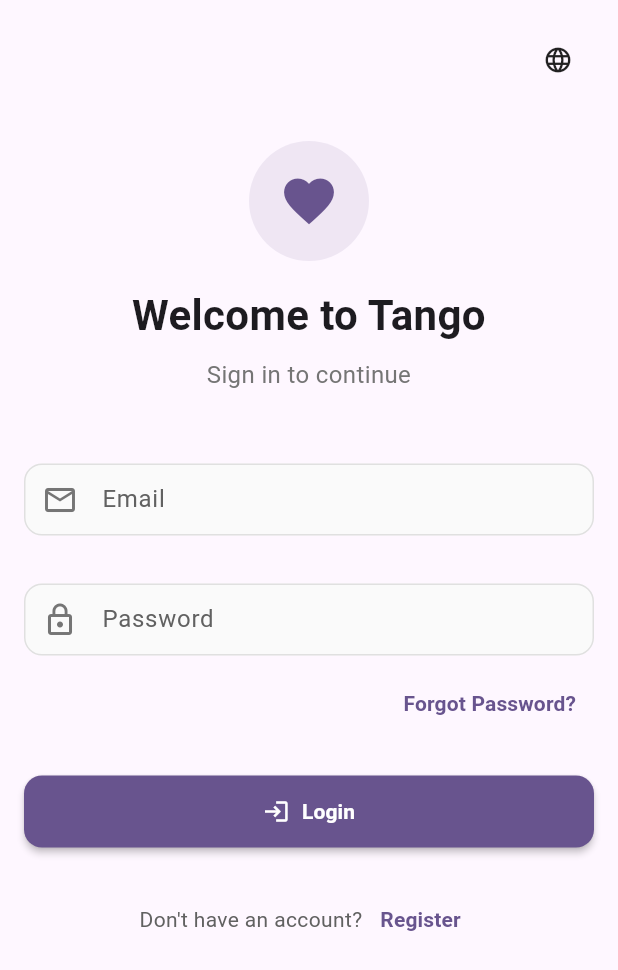
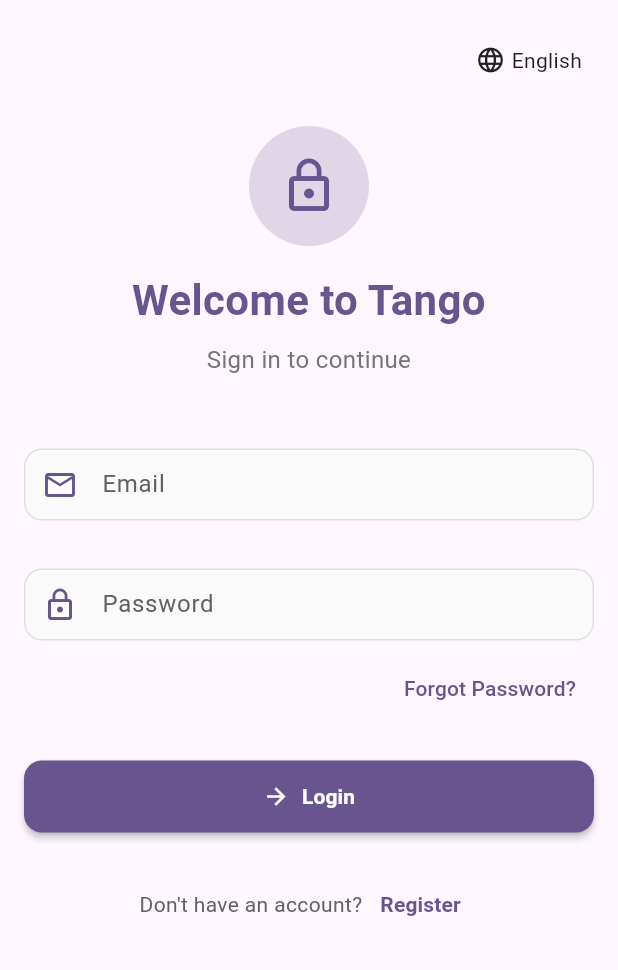
Before and after one commit to cristhiandalmazzo/tango_ai_companion, a Flutter app: the screen it shows after launch, on a phone screen of 412 x 824 dp. Shown: the top 970 px of the screen. Run offline on Flutter 3.47's test engine with Material 3 defaults, Android fonts, the phone set to English and light mode, and no system bars; our stand-ins replace flutter_markdown, image_picker, shared_preferences, supabase_flutter; accounts and stored records are empty; generated files the repository leaves out were written again.

Commit message:
visual enhancements

```diff
--- a/lib/l10n/app_en.arb
+++ b/lib/l10n/app_en.arb
@@ -228,9 +228,9 @@
   "@enterEmail": {
     "description": "Placeholder for email input field"
   },
-  "createPassword": "Create a password",
+  "createPassword": "Enter password",
   "@createPassword": {
-    "description": "Placeholder for password creation field"
+    "description": "Placeholder for password input field"
   },
   "profileUpdated": "Profile updated successfully.",
   "@profileUpdated": {
--- a/lib/l10n/app_pt.arb
+++ b/lib/l10n/app_pt.arb
@@ -57,7 +57,7 @@
   "confirmExitRelationship": "Tem certeza que deseja sair deste relacionamento? Esta ação não pode ser desfeita.",
   "enterFullName": "Digite seu nome completo",
   "enterEmail": "Digite seu e-mail",
-  "createPassword": "Crie uma senha",
+  "createPassword": "Digite a senha",
   "profileUpdated": "Perfil atualizado com sucesso.",
   "failedToLoad": "Falha ao carregar o perfil: ",
   "failedToUpdate": "Falha ao atualizar o perfil: ",
--- a/lib/l10n/app_pt_BR.arb
+++ b/lib/l10n/app_pt_BR.arb
@@ -57,7 +57,7 @@
   "confirmExitRelationship": "Tem certeza que deseja sair deste relacionamento? Esta ação não pode ser desfeita.",
   "enterFullName": "Digite seu nome completo",
   "enterEmail": "Digite seu e-mail",
-  "createPassword": "Crie uma senha",
+  "createPassword": "Digite a senha",
   "profileUpdated": "Perfil atualizado com sucesso.",
   "failedToLoad": "Falha ao carregar o perfil: ",
   "failedToUpdate": "Falha ao atualizar o perfil: ",
--- a/lib/screens/login_screen.dart
+++ b/lib/screens/login_screen.dart
@@ -48,11 +48,15 @@ class _LoginScreenState extends State<LoginScreen> {
 
   @override
   Widget build(BuildContext context) {
+    final theme = Theme.of(context);
+    final isDarkMode = theme.brightness == Brightness.dark;
+
     return Scaffold(
+      backgroundColor: isDarkMode
+          ? Color.lerp(const Color(0xFF121212), theme.colorScheme.primary, 0.03)
+          : theme.scaffoldBackgroundColor,
       body: SafeArea(
-        child: _isLoading
-          ? const Center(child: LoadingIndicator())
-          : SingleChildScrollView(
+        child: SingleChildScrollView(
           child: AppContainer(
             child: Column(
               crossAxisAlignment: CrossAxisAlignment.stretch,
@@ -61,10 +65,10 @@ class _LoginScreenState extends State<LoginScreen> {
                   alignment: Alignment.topRight,
                   child: Padding(
                     padding: const EdgeInsets.only(top: 16),
-                        child: LanguageSelector(isCompact: true),
+                    child: LanguageSelector(isCompact: false),
                   ),
                 ),
-                    const SizedBox(height: 30),
+                const SizedBox(height: 20),
                 _buildHeader(),
                 const SizedBox(height: 40),
                 _buildLoginForm(),
@@ -78,6 +82,8 @@ class _LoginScreenState extends State<LoginScreen> {
 
   Widget _buildHeader() {
     final l10n = AppLocalizations.of(context)!;
+    final theme = Theme.of(context);
+    final isDarkMode = theme.brightness == Brightness.dark;
 
     return Column(
       children: [
@@ -85,21 +91,22 @@ class _LoginScreenState extends State<LoginScreen> {
           height: 80,
           width: 80,
           decoration: BoxDecoration(
-            color: Theme.of(context).primaryColor.withOpacity(0.1),
+            color: theme.colorScheme.primary.withOpacity(0.2),
             shape: BoxShape.circle,
           ),
           child: Icon(
-            Icons.favorite,
+            Icons.lock_outline,
             size: 40,
-            color: Theme.of(context).primaryColor,
+            color: theme.colorScheme.primary,
           ),
         ),
         const SizedBox(height: 16),
         Text(
           l10n.welcome,
-          style: const TextStyle(
+          style: TextStyle(
             fontSize: 28,
             fontWeight: FontWeight.bold,
+            color: theme.colorScheme.primary,
           ),
           textAlign: TextAlign.center,
         ),
@@ -108,7 +115,7 @@ class _LoginScreenState extends State<LoginScreen> {
           l10n.signInToContinue,
           style: TextStyle(
             fontSize: 16,
-            color: Colors.grey.shade600,
+            color: isDarkMode ? Colors.white70 : Colors.grey.shade600,
           ),
           textAlign: TextAlign.center,
         ),
@@ -118,6 +125,7 @@ class _LoginScreenState extends State<LoginScreen> {
 
   Widget _buildLoginForm() {
     final l10n = AppLocalizations.of(context)!;
+    final theme = Theme.of(context);
 
     return Column(
       crossAxisAlignment: CrossAxisAlignment.stretch,
@@ -125,27 +133,30 @@ class _LoginScreenState extends State<LoginScreen> {
         CustomTextField(
           controller: _emailController,
           label: l10n.email,
-          hintText: 'Enter your email',
+          hintText: l10n.enterEmail,
           keyboardType: TextInputType.emailAddress,
-          prefixIcon: const Icon(Icons.email_outlined),
+          prefixIcon: Icon(Icons.email_outlined, color: theme.colorScheme.primary),
         ),
         const SizedBox(height: 16),
         CustomTextField(
           controller: _passwordController,
           label: l10n.password,
-          hintText: 'Enter your password',
+          hintText: l10n.createPassword,
           obscureText: true,
-          prefixIcon: const Icon(Icons.lock_outline),
+          prefixIcon: Icon(Icons.lock_outline, color: theme.colorScheme.primary),
         ),
         Align(
           alignment: Alignment.centerRight,
           child: TextButton(
-            onPressed: () {},
+            onPressed: () {
+              // Navigate to password reset
+              Navigator.pushNamed(context, '/forgot-password');
+            },
             child: Text(
               l10n.forgotPassword,
               style: TextStyle(
-                color: Theme.of(context).primaryColor,
-                fontWeight: FontWeight.bold,
+                color: theme.colorScheme.primary,
+                fontWeight: FontWeight.w500,
               ),
             ),
           ),
@@ -155,7 +166,9 @@ class _LoginScreenState extends State<LoginScreen> {
           text: l10n.login,
           onPressed: _signIn,
           isLoading: _isLoading,
-          icon: Icons.login,
+          icon: Icons.arrow_forward,
+          backgroundColor: theme.colorScheme.primary,
+          textColor: theme.colorScheme.onPrimary,
         ),
         const SizedBox(height: 24),
         Row(
@@ -164,21 +177,17 @@ class _LoginScreenState extends State<LoginScreen> {
             Text(
               l10n.dontHaveAccount,
               style: TextStyle(
-                color: Theme.of(context).brightness == Brightness.dark
-                    ? Colors.grey.shade300
+                color: theme.brightness == Brightness.dark
+                    ? Colors.white70
                     : Colors.grey.shade700
               ),
             ),
             TextButton(
-              onPressed: () {
-                Navigator.pushReplacementNamed(context, '/signup');
-              },
+              onPressed: () => Navigator.pushReplacementNamed(context, '/signup'),
               child: Text(
                 l10n.register,
                 style: TextStyle(
-                  color: Theme.of(context).brightness == Brightness.dark
-                      ? Colors.white
-                      : Theme.of(context).primaryColor,
+                  color: theme.colorScheme.primary,
                   fontWeight: FontWeight.bold,
                 ),
               ),
--- a/lib/widgets/custom_button.dart
+++ b/lib/widgets/custom_button.dart
@@ -40,19 +40,20 @@ class CustomButton extends StatelessWidget {
               onPressed: isLoading ? null : onPressed,
               style: OutlinedButton.styleFrom(
                 padding: padding,
-                side: BorderSide(color: theme.primaryColor),
+                side: BorderSide(color: theme.colorScheme.primary),
                 shape: RoundedRectangleBorder(
                   borderRadius: BorderRadius.circular(borderRadius),
                 ),
+                foregroundColor: theme.colorScheme.primary,
               ),
-              child: _buildButtonContent(context),
+              child: _buildButtonContent(context, isOutlined: true),
             )
           : ElevatedButton(
               onPressed: isLoading ? null : onPressed,
               style: ElevatedButton.styleFrom(
                 padding: padding,
-                backgroundColor: backgroundColor ?? theme.primaryColor,
-                foregroundColor: textColor ?? Colors.white,
+                backgroundColor: backgroundColor ?? theme.colorScheme.primary,
+                foregroundColor: textColor ?? theme.colorScheme.onPrimary,
                 shape: RoundedRectangleBorder(
                   borderRadius: BorderRadius.circular(borderRadius),
                 ),
@@ -63,14 +64,18 @@ class CustomButton extends StatelessWidget {
     );
   }
 
-  Widget _buildButtonContent(BuildContext context) {
+  Widget _buildButtonContent(BuildContext context, {bool isOutlined = false}) {
+    final theme = Theme.of(context);
+
     return isLoading
-        ? const SizedBox(
+        ? SizedBox(
             width: 24,
             height: 24,
             child: CircularProgressIndicator(
               strokeWidth: 2.5,
-              valueColor: AlwaysStoppedAnimation<Color>(Colors.white),
+              valueColor: AlwaysStoppedAnimation<Color>(
+                isOutlined ? theme.colorScheme.primary : theme.colorScheme.onPrimary
+              ),
             ),
           )
         : Row(
--- a/lib/widgets/custom_text_field.dart
+++ b/lib/widgets/custom_text_field.dart
@@ -36,7 +36,8 @@ class CustomTextField extends StatelessWidget {
 
   @override
   Widget build(BuildContext context) {
-    final isDarkMode = Theme.of(context).brightness == Brightness.dark;
+    final theme = Theme.of(context);
+    final isDarkMode = theme.brightness == Brightness.dark;
 
     return Padding(
       padding: const EdgeInsets.symmetric(vertical: 8.0),
@@ -58,26 +59,19 @@ class CustomTextField extends StatelessWidget {
           labelText: label,
           hintText: hintText,
           labelStyle: TextStyle(
-            color: isDarkMode ? Colors.grey[300] : Colors.grey[700],
+            color: controller.text.isNotEmpty ? theme.colorScheme.primary : (isDarkMode ? Colors.grey[300] : Colors.grey[700]),
           ),
           hintStyle: TextStyle(
             color: isDarkMode ? Colors.grey[400] : Colors.grey[500],
           ),
           prefixIcon: prefixIcon != null
-            ? IconTheme(
-                data: IconThemeData(
-                  color: isDarkMode ? Colors.grey[400] : Colors.grey[600],
-                ),
-                child: prefixIcon!,
-              )
+            ? prefixIcon
             : null,
           suffixIcon: suffixIcon,
           border: OutlineInputBorder(
             borderRadius: BorderRadius.circular(12),
             borderSide: BorderSide(
-              color: isDarkMode
-                ? Colors.grey[500]!
-                : Theme.of(context).primaryColor,
+              color: theme.colorScheme.primary,
             ),
           ),
           enabledBorder: OutlineInputBorder(
@@ -89,12 +83,12 @@ class CustomTextField extends StatelessWidget {
           focusedBorder: OutlineInputBorder(
             borderRadius: BorderRadius.circular(12),
             borderSide: BorderSide(
-              color: Theme.of(context).primaryColor,
+              color: theme.colorScheme.primary,
               width: 2,
             ),
           ),
           filled: true,
-          fillColor: isDarkMode ? const Color(0xFF2A2A2A) : Colors.grey.shade50,
+          fillColor: isDarkMode ? Color.lerp(const Color(0xFF2A2A2A), theme.colorScheme.primary, 0.03) : Colors.grey.shade50,
           contentPadding: const EdgeInsets.symmetric(horizontal: 16, vertical: 12),
         ),
       ),
```
Also changed, not shown: lib/screens/home_screen.dart (+33 -25 lines), lib/screens/register_screen.dart (+23 -11 lines), lib/screens/user_profile_view_screen.dart (+30 -5 lines), lib/widgets/app_drawer.dart (+100 -20 lines), lib/widgets/profile_detail_item.dart (+10 -3 lines). Lines whose indentation alone changed are shown as unchanged.
